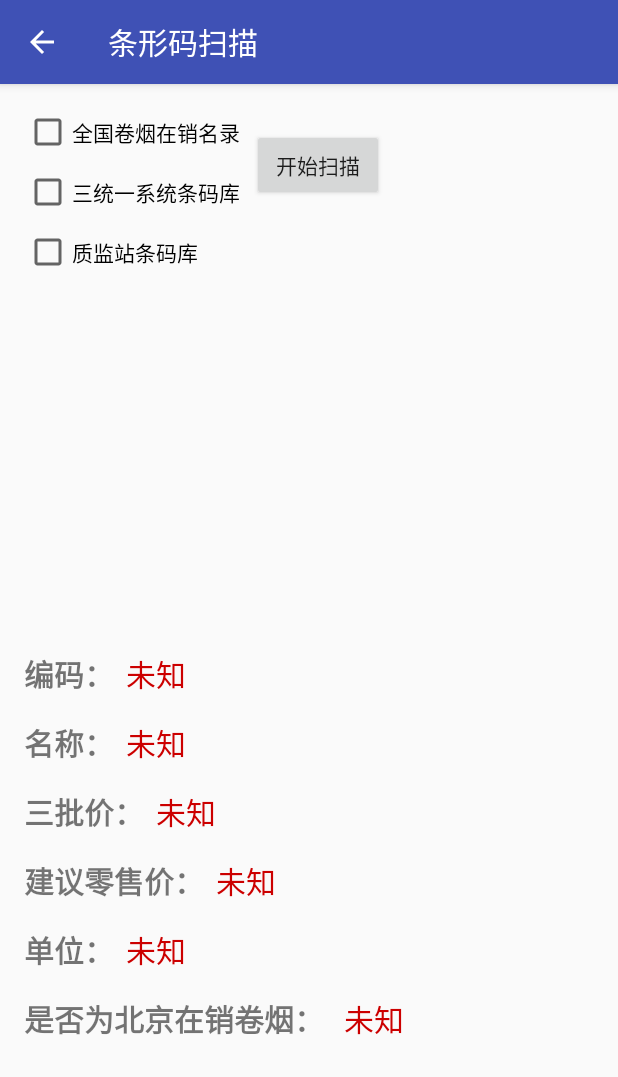
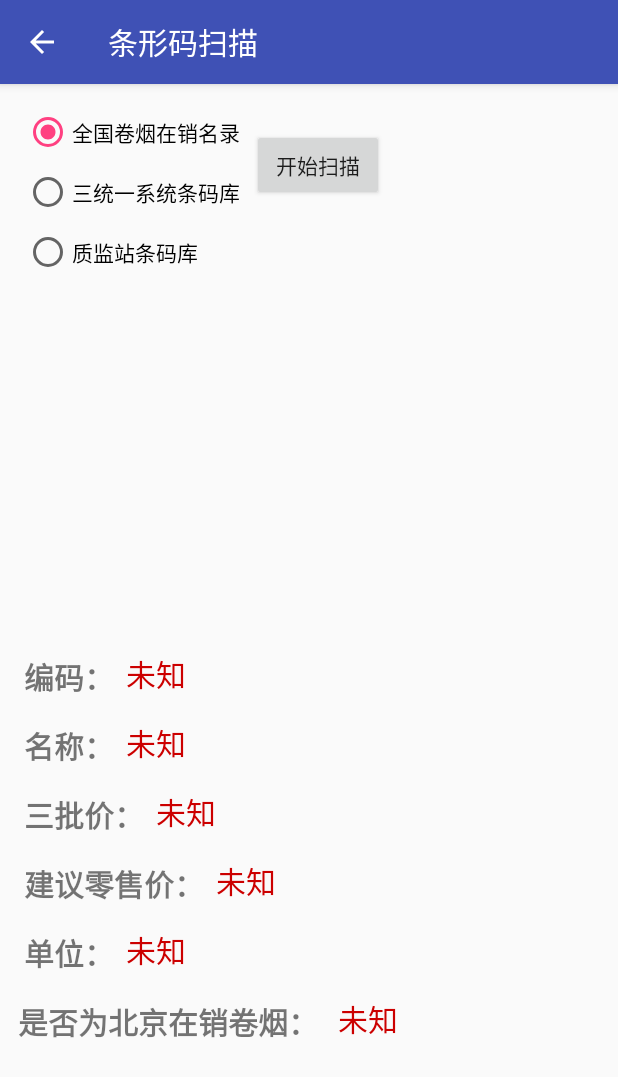
Before and after one commit to liuzhon4/32-digits, an Android app: the ScanActivity screen opened directly, with no data from a screen before it, on a phone screen of 412 x 824 dp. Shown: the top 1077 px of the screen. Run offline under Robolectric (Android 15) with nearby library versions, the phone set to English and light mode, and no system bars; libraries missing offline, so code that uses them is left out: jxl.read.biff.

Commit message:
now use three DBs, but the speed is not optimal, waiting for changing

```diff
--- a/app/src/main/java/com/example/edward/a32_digits/ScanActivity.java
+++ b/app/src/main/java/com/example/edward/a32_digits/ScanActivity.java
@@ -3,13 +3,17 @@ package com.example.edward.a32_digits;
 import android.app.AlertDialog;
 import android.content.DialogInterface;
 import android.content.Intent;
+import android.provider.MediaStore;
 import android.support.v7.app.AppCompatActivity;
 import android.os.Bundle;
 import android.util.Log;
 import android.view.View;
 import android.widget.Button;
 import android.widget.CheckBox;
+import android.widget.RadioButton;
+import android.widget.RadioGroup;
 import android.widget.TextView;
+import android.widget.Toast;
 
 import com.znq.zbarcode.CaptureActivity;
 
@@ -24,13 +28,18 @@ import jxl.read.biff.BiffException;
 public class ScanActivity extends AppCompatActivity {
 
 //    private Button mCaptureButton;
+    private String barCode;
+    private ArrayList<String> result = new ArrayList<>(Arrays.asList("未知", "未知", "未知", "未知", "未知", "未知"));
     private TextView mBarCodeView;
     private TextView mCigaretteNameView;
     private TextView mWholeSalePriceView;
     private TextView mSuggestedPriceView;
     private TextView mManufacturerView;
     private TextView mSellInBeijingView;
-    private CheckBox mCheckBox1;
+
+    private RadioButton mRadioButton1;
+    private RadioButton mRadioButton2;
+    private RadioButton mRadioButton3;
     private int QR_CODE = 1;
 
     @Override
@@ -44,7 +53,10 @@ public class ScanActivity extends AppCompatActivity {
         mSuggestedPriceView = findViewById(R.id.suggestedPriceView);
         mManufacturerView = findViewById(R.id.manufacturerView);
         mSellInBeijingView = findViewById(R.id.sellInBeijingView);
-        mCheckBox1 = findViewById(R.id.checkBox1);
+
+        mRadioButton1 = findViewById(R.id.radioButton1);
+        mRadioButton2 = findViewById(R.id.radioButton2);
+        mRadioButton3 = findViewById(R.id.radioButton3);
 
         mCaptureButton.setOnClickListener(new View.OnClickListener() {
             @Override
@@ -53,6 +65,41 @@ public class ScanActivity extends AppCompatActivity {
                 startActivityForResult(i, QR_CODE);
             }
         });
+        mRadioButton1.setOnClickListener(new View.OnClickListener() {
+            @Override
+            public void onClick(View view) {
+//                Toast.makeText(ScanActivity.this, "radio 1 clicked", Toast.LENGTH_SHORT).show();
+                if (result.get(0).equals("未知")) {
+                    getAlertDialog("请先扫描");
+                } else {
+                    setText(barCode);
+                }
+
+            }
+        });
+        mRadioButton2.setOnClickListener(new View.OnClickListener() {
+            @Override
+            public void onClick(View view) {
+//                Toast.makeText(ScanActivity.this, "radio 2 clicked", Toast.LENGTH_SHORT).show();
+                if (result.get(0).equals("未知")) {
+                    getAlertDialog("请先扫描");
+                } else {
+                    setText(barCode);
+                }
+            }
+        });
+        mRadioButton3.setOnClickListener(new View.OnClickListener() {
+            @Override
+            public void onClick(View view) {
+//                Toast.makeText(ScanActivity.this, "radio 3 clicked", Toast.LENGTH_SHORT).show();
+                if (result.get(0).equals("未知")) {
+                    getAlertDialog("请先扫描");
+                } else {
+                    setText(barCode);
+                }
+            }
+        });
+
     }
     @Override
     protected void onActivityResult(int requestCode, int resultCode, Intent data) {
@@ -61,52 +108,58 @@ public class ScanActivity extends AppCompatActivity {
             if(null == data) return;
             Bundle b = data.getExtras();
             try {
-
-                String result = b.getString(CaptureActivity.EXTRA_STRING);
-                Log.d("scannedCode", result);
-
-                ArrayList<String> all = readExcel(result);
-                mBarCodeView.setText(all.get(0));
-                mCigaretteNameView.setText(all.get(1));
-                mWholeSalePriceView.setText(all.get(2));
-                mSuggestedPriceView.setText(all.get(3));
-                mManufacturerView.setText(all.get(4));
-                mSellInBeijingView.setText(all.get(5));
-
+                barCode = b.getString(CaptureActivity.EXTRA_STRING);
+                setText(barCode);
             } catch (NullPointerException e) {
                 Log.e("capture", e.getMessage());
             }
-
-
         }
     }
 
     public ArrayList<String> readExcel(String barCode) {
-        Integer row = 0;
-        Boolean found = false;
-        ArrayList<String> result = new ArrayList<>(Arrays.asList(barCode, "未知", "未知", "未知", "未知", "未知"));
+        result.set(0, barCode);
         try {
-            if (mCheckBox1.isChecked()) {
+            if (mRadioButton1.isChecked()) {
                 Workbook wb = Workbook.getWorkbook(getAssets().open("barCodeDB/20171121全国卷烟在销名录.xls"));
                 Sheet sheet = wb.getSheet(0);
                 for(int i = 2; i < sheet.getRows(); i++) {
                     String tempBar = sheet.getCell(14, i).getContents().trim();
                     String tempBox = sheet.getCell(15, i).getContents().trim();
                     if (tempBar.equals(barCode) || tempBox.equals(barCode)) {
-                        row = i;
-                        found = true;
+                        result.set(1, sheet.getCell(2, i).getContents().trim());
+                        result.set(2, sheet.getCell(12, i).getContents().trim());
+                        result.set(3, sheet.getCell(13, i).getContents().trim());
+                        result.set(4, sheet.getCell(3, i).getContents().trim());
+                        result.set(5, sheet.getCell(21,i).getContents().trim());
                         break;
                     }
                 }
-                if (found) {
-                    result.add(1, sheet.getCell(2, row).getContents().trim());
-                    result.add(2, sheet.getCell(12, row).getContents().trim());
-                    result.add(3, sheet.getCell(13, row).getContents().trim());
-                    result.add(4, sheet.getCell(3, row).getContents().trim());
-                    result.add(5, sheet.getCell(21,row).getContents().trim());
+            }
+            if (mRadioButton2.isChecked()) {
+                Workbook wb = Workbook.getWorkbook(getAssets().open("barCodeDB/20171122三统一系统条码库.xls"));
+                Sheet sheet = wb.getSheet(0);
+                for (int i = 1; i < sheet.getRows(); i++) {
+                    String tempBar = sheet.getCell(0, i).getContents().trim();
+                    String tempBox = sheet.getCell(1, i).getContents().trim();
+                    if (tempBar.equals(barCode) || tempBox.equals(barCode)) {
+                        result.set(1, sheet.getCell(2, i).getContents().trim());
+                        break;
+                    }
                 }
             }
+            if (mRadioButton3.isChecked()) {
+                Workbook wb = Workbook.getWorkbook(getAssets().open("barCodeDB/20171123质检站条码库.xls"));
+                Sheet sheet = wb.getSheet(0);
+                for (int i = 2; i < sheet.getRows(); i++) {
+                    String tempBar = sheet.getCell(0, i).getContents().trim();
+                    String tempBox = sheet.getCell(1, i).getContents().trim();
+                    if (tempBar.equals(barCode) || tempBox.equals(barCode)) {
+                        result.set(1, sheet.getCell(2, i).getContents().trim());
+                        break;
+                    }
+                }
 
+            }
 
         } catch (IOException e) {
             Log.e("IOException", e.getMessage());
@@ -137,4 +190,14 @@ public class ScanActivity extends AppCompatActivity {
         // show it
         alertDialog.show();
     }
+
+    public void setText(String barCode) {
+        ArrayList<String> all = readExcel(barCode);
+        mBarCodeView.setText(all.get(0));
+        mCigaretteNameView.setText(all.get(1));
+        mWholeSalePriceView.setText(all.get(2));
+        mSuggestedPriceView.setText(all.get(3));
+        mManufacturerView.setText(all.get(4));
+        mSellInBeijingView.setText(all.get(5));
+    }
 }
--- a/app/src/main/res/layout/activity_scan.xml
+++ b/app/src/main/res/layout/activity_scan.xml
@@ -15,7 +15,7 @@
         android:layout_marginTop="30dp"
         android:text="@string/captureButton"
         app:layout_constraintRight_toRightOf="parent"
-        app:layout_constraintStart_toEndOf="@+id/checkBox2"
+        app:layout_constraintStart_toEndOf="@+id/RGroup"
         app:layout_constraintTop_toTopOf="parent" />
 
     <TextView
@@ -32,7 +32,7 @@
         app:layout_constraintBottom_toTopOf="@+id/cigaretteName"
         app:layout_constraintLeft_toLeftOf="parent"
         app:layout_constraintStart_toStartOf="parent"
-        app:layout_constraintTop_toBottomOf="@+id/checkBox3"
+        app:layout_constraintTop_toBottomOf="@+id/RGroup"
         app:layout_constraintVertical_bias="1.0" />
 
     <TextView
@@ -95,7 +95,7 @@
         android:id="@+id/sellInBeijing"
         android:layout_width="wrap_content"
         android:layout_height="wrap_content"
-        android:layout_marginBottom="130dp"
+        android:layout_marginBottom="128dp"
         android:layout_marginEnd="11dp"
         android:layout_marginStart="8dp"
         android:text="@string/sellInBeijing"
@@ -103,7 +103,7 @@
         android:textStyle="bold"
         app:layout_constraintBottom_toBottomOf="parent"
         app:layout_constraintEnd_toEndOf="parent"
-        app:layout_constraintHorizontal_bias="0.043"
+        app:layout_constraintHorizontal_bias="0.021"
         app:layout_constraintLeft_toLeftOf="@+id/manufacturerView"
         app:layout_constraintStart_toStartOf="parent" />
 
@@ -182,8 +182,15 @@
         app:layout_constraintHorizontal_bias="0.037"
         app:layout_constraintStart_toEndOf="@+id/sellInBeijing" />
 
-    <CheckBox
-        android:id="@+id/checkBox1"
+    <RadioGroup
+        android:layout_width="wrap_content"
+        android:layout_height="wrap_content"
+        android:id="@+id/RGroup"
+        android:checkedButton="@id/radioButton1">
+
+        <RadioButton
+            android:id="@+id/radioButton1"
+            android:clickable="true"
             android:layout_width="wrap_content"
             android:layout_height="wrap_content"
             android:layout_marginLeft="16dp"
@@ -192,24 +199,30 @@
             app:layout_constraintLeft_toLeftOf="parent"
             app:layout_constraintTop_toTopOf="parent" />
 
-    <CheckBox
-        android:id="@+id/checkBox2"
+        <RadioButton
+            android:id="@+id/radioButton2"
+            android:clickable="true"
             android:layout_width="wrap_content"
             android:layout_height="wrap_content"
             android:layout_marginLeft="16dp"
             android:layout_marginTop="8dp"
             android:text="@string/DB2"
             app:layout_constraintLeft_toLeftOf="parent"
-        app:layout_constraintTop_toBottomOf="@+id/checkBox1" />
+            app:layout_constraintTop_toBottomOf="@+id/radioButton1" />
 
-    <CheckBox
-        android:id="@+id/checkBox3"
+        <RadioButton
+            android:id="@+id/radioButton3"
+            android:clickable="true"
             android:layout_width="wrap_content"
             android:layout_height="wrap_content"
             android:layout_marginLeft="16dp"
             android:layout_marginTop="8dp"
             android:text="@string/DB3"
             app:layout_constraintLeft_toLeftOf="parent"
-        app:layout_constraintTop_toBottomOf="@+id/checkBox2" />
+            app:layout_constraintTop_toBottomOf="@+id/radioButton2" />
+
+    </RadioGroup>
+
+
 
 </android.support.constraint.ConstraintLayout>
```
Also changed, not shown: 2362 other files. Lines whose indentation alone changed are shown as unchanged.
